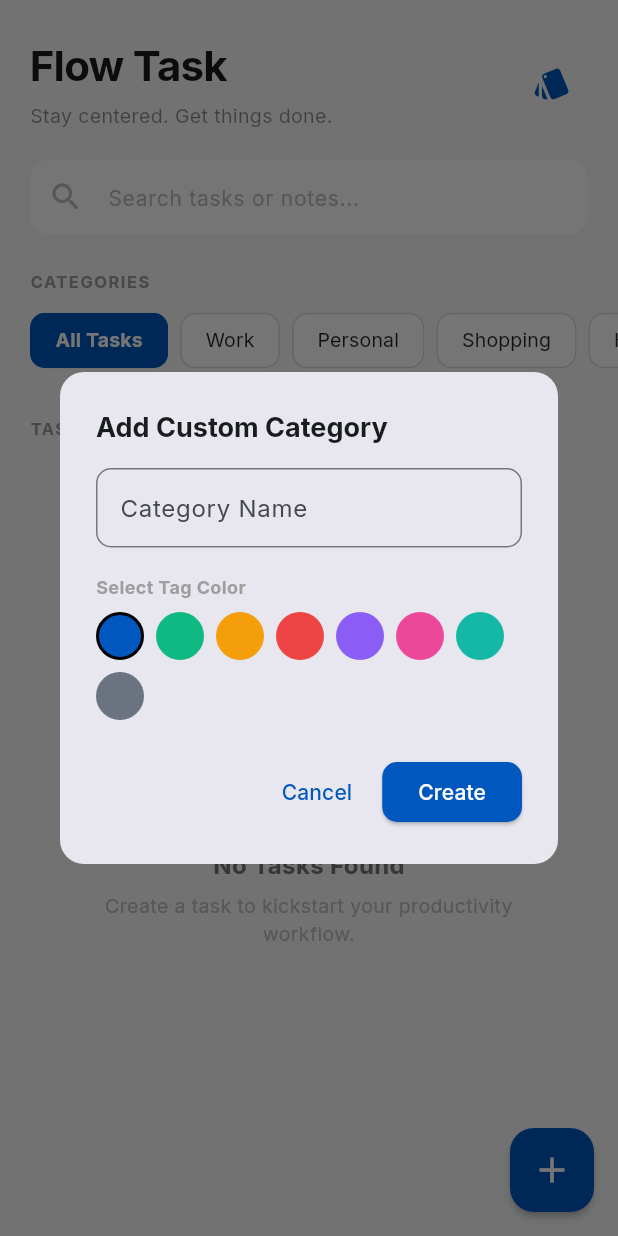
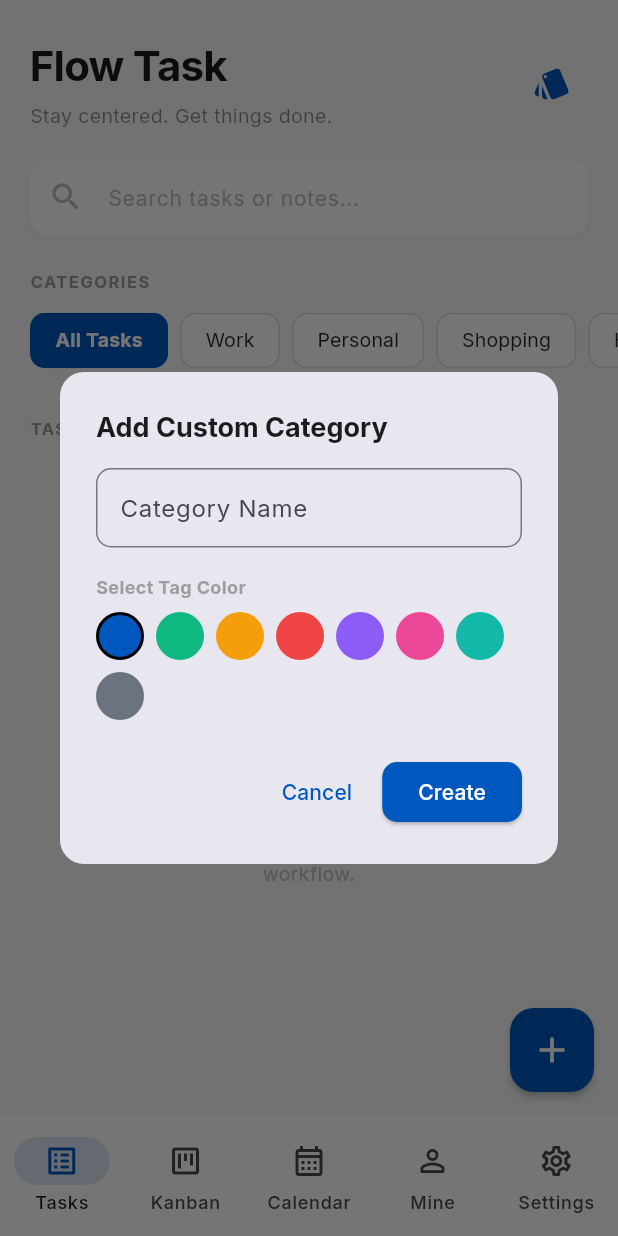
Before and after one commit to Deepan9884/Flow, a Flutter app: the screen it shows after launch, after a tap on the "style" icon, on a phone screen of 412 x 824 dp. Run offline on Flutter 3.47's test engine with Material 3 defaults, Android fonts, the phone set to English and light mode, and no system bars; our stand-ins replace file_picker, flutter_hooks, flutter_local_notifications, freezed_annotation, hooks_riverpod, isar and 4 more; accounts and stored records are empty; generated files the repository leaves out were written again; project files that could hold a hidden picture were left out.

Commit message:
feat: implement main shell and calendar/kanban features
- Added `table_calendar` and `intl` dependencies
- Introduced `MainShell` with bottom navigation
- Implemented Kanban and Calendar screens
- Added dark mode support to global theme
- Extended `TaskProvider` with status update logic

```diff
--- a/lib/app.dart
+++ b/lib/app.dart
@@ -1,33 +1,38 @@
 import 'package:flutter/material.dart';
 import 'package:hooks_riverpod/hooks_riverpod.dart';
-import 'features/tasks/screens/home_screen.dart';
+import 'main_shell.dart';
+import 'core/theme/theme_provider.dart';
 
 class FlowApp extends ConsumerWidget {
   const FlowApp({super.key});
 
   @override
   Widget build(BuildContext context, WidgetRef ref) {
+    final theme = ref.watch(themeProvider);
+    final isDark = theme.isDark;
+
     // Phase 1 Custom Material 3 theme build using design system specifications
     // Background: #F8F9FA, Primary Accent: #0058BE, Typography: Inter
     final themeData = ThemeData(
       useMaterial3: true,
       colorScheme: ColorScheme.fromSeed(
         seedColor: const Color(0xFF0058BE),
-        background: const Color(0xFFF8F9FA),
-        surface: const Color(0xFFFFFFFF),
-        onBackground: const Color(0xFF191C1D),
-        onSurface: const Color(0xFF191C1D),
+        brightness: isDark ? Brightness.dark : Brightness.light,
+        background: isDark ? const Color(0xFF121212) : const Color(0xFFF8F9FA),
+        surface: isDark ? const Color(0xFF1E1E1E) : const Color(0xFFFFFFFF),
+        onBackground: isDark ? Colors.white : const Color(0xFF191C1D),
+        onSurface: isDark ? Colors.white : const Color(0xFF191C1D),
         primary: const Color(0xFF0058BE),
       ),
       fontFamily: 'Inter',
-      scaffoldBackgroundColor: const Color(0xFFF8F9FA),
+      scaffoldBackgroundColor: isDark ? const Color(0xFF121212) : const Color(0xFFF8F9FA),
     );
 
     return MaterialApp(
       title: 'Flow',
       theme: themeData,
       debugShowCheckedModeBanner: false,
-      home: const HomeScreen(),
+      home: const MainShell(),
     );
   }
 }
--- /dev/null
+++ b/lib/core/theme/theme_provider.dart
@@ -0,0 +1,32 @@
+import 'package:flutter/material.dart';
+import 'package:hooks_riverpod/hooks_riverpod.dart';
+import 'package:isar/isar.dart';
+import 'theme_config.dart';
+import '../db/app_database.dart';
+
+final themeProvider = StateNotifierProvider<ThemeNotifier, ThemeConfig>((ref) {
+  return ThemeNotifier();
+});
+
+class ThemeNotifier extends StateNotifier<ThemeConfig> {
+  ThemeNotifier() : super(ThemeConfig.flowDefault) {
+    _loadTheme();
+  }
+
+  final Isar _isar = AppDatabase.instance;
+
+  Future<void> _loadTheme() async {
+    final theme = await _isar.themeConfigs.where().findFirst();
+    if (theme != null) {
+      state = theme;
+    }
+  }
+
+  Future<void> toggleDarkMode(bool isDark) async {
+    final newTheme = state.copyWith(isDark: isDark);
+    await _isar.writeTxn(() async {
+      await _isar.themeConfigs.put(newTheme);
+    });
+    state = newTheme;
+  }
+}
--- /dev/null
+++ b/lib/features/calendar/screens/calendar_screen.dart
@@ -0,0 +1,151 @@
+import 'package:flutter/material.dart';
+import 'package:hooks_riverpod/hooks_riverpod.dart';
+import 'package:table_calendar/table_calendar.dart';
+import 'package:intl/intl.dart';
+import '../../tasks/providers/task_provider.dart';
+import '../../tasks/models/task.dart';
+import '../../../widgets/task_banner_card.dart';
+
+class CalendarScreen extends ConsumerStatefulWidget {
+  const CalendarScreen({super.key});
+
+  @override
+  ConsumerState<CalendarScreen> createState() => _CalendarScreenState();
+}
+
+class _CalendarScreenState extends ConsumerState<CalendarScreen> {
+  DateTime _focusedDay = DateTime.now();
+  DateTime? _selectedDay;
+
+  @override
+  void initState() {
+    super.initState();
+    _selectedDay = _focusedDay;
+  }
+
+  List<Task> _getTasksForDay(DateTime day, List<Task> tasks) {
+    return tasks.where((t) {
+      if (t.dueDate == null) return false;
+      return t.dueDate!.year == day.year &&
+             t.dueDate!.month == day.month &&
+             t.dueDate!.day == day.day;
+    }).toList();
+  }
+
+  @override
+  Widget build(BuildContext context) {
+    final tasks = ref.watch(taskListProvider);
+    final selectedTasks = _getTasksForDay(_selectedDay ?? _focusedDay, tasks);
+
+    return Scaffold(
+      backgroundColor: const Color(0xFFF8F9FA),
+      appBar: AppBar(
+        title: const Text(
+          'Calendar',
+          style: TextStyle(
+            fontFamily: 'Inter',
+            fontWeight: FontWeight.bold,
+            color: Color(0xFF191C1D),
+          ),
+        ),
+        backgroundColor: Colors.transparent,
+        elevation: 0,
+      ),
+      body: Column(
+        children: [
+          Container(
+            margin: const EdgeInsets.symmetric(horizontal: 16),
+            decoration: BoxDecoration(
+              color: Colors.white,
+              borderRadius: BorderRadius.circular(16),
+              boxShadow: const [
+                BoxShadow(
+                  color: Color(0x06000000),
+                  blurRadius: 10,
+                  offset: Offset(0, 2),
+                ),
+              ],
+            ),
+            child: TableCalendar<Task>(
+              firstDay: DateTime.utc(2020, 10, 16),
+              lastDay: DateTime.utc(2030, 3, 14),
+              focusedDay: _focusedDay,
+              selectedDayPredicate: (day) => isSameDay(_selectedDay, day),
+              onDaySelected: (selectedDay, focusedDay) {
+                if (!isSameDay(_selectedDay, selectedDay)) {
+                  setState(() {
+                    _selectedDay = selectedDay;
+                    _focusedDay = focusedDay;
+                  });
+                }
+              },
+              eventLoader: (day) => _getTasksForDay(day, tasks),
+              headerStyle: const HeaderStyle(
+                formatButtonVisible: false,
+                titleCentered: true,
+                titleTextStyle: TextStyle(
+                  fontFamily: 'Inter',
+                  fontSize: 16,
+                  fontWeight: FontWeight.bold,
+                ),
+              ),
+              calendarStyle: CalendarStyle(
+                todayDecoration: BoxDecoration(
+                  color: const Color(0xFF0058BE).withOpacity(0.3),
+                  shape: BoxShape.circle,
+                ),
+                selectedDecoration: const BoxDecoration(
+                  color: Color(0xFF0058BE),
+                  shape: BoxShape.circle,
+                ),
+                markerDecoration: const BoxDecoration(
+                  color: Color(0xFFFF5722),
+                  shape: BoxShape.circle,
+                ),
+              ),
+            ),
+          ),
+          const SizedBox(height: 20),
+          Padding(
+            padding: const EdgeInsets.symmetric(horizontal: 20),
+            child: Align(
+              alignment: Alignment.centerLeft,
+              child: Text(
+                'Tasks for ${DateFormat('MMM d, yyyy').format(_selectedDay ?? _focusedDay)}',
+                style: const TextStyle(
+                  fontFamily: 'Inter',
+                  fontSize: 18,
+                  fontWeight: FontWeight.bold,
+                  color: Color(0xFF191C1D),
+                ),
+              ),
+            ),
+          ),
+          const SizedBox(height: 12),
+          Expanded(
+            child: selectedTasks.isEmpty
+                ? const Center(
+                    child: Text(
+                      'No tasks for this day.',
+                      style: TextStyle(fontFamily: 'Inter', color: Colors.grey),
+                    ),
+                  )
+                : ListView.separated(
+                    padding: const EdgeInsets.symmetric(horizontal: 16, vertical: 8),
+                    itemCount: selectedTasks.length,
+                    separatorBuilder: (context, index) => const SizedBox(height: 12),
+                    itemBuilder: (context, index) {
+                      final task = selectedTasks[index];
+                      return TaskBannerCard(
+                        task: task,
+                        onToggle: () => ref.read(taskListProvider.notifier).toggleTask(task.uuid),
+                        onDelete: () => ref.read(taskListProvider.notifier).deleteTask(task.uuid),
+                      );
+                    },
+                  ),
+          ),
+        ],
+      ),
+    );
+  }
+}
--- /dev/null
+++ b/lib/features/profile/screens/profile_screen.dart
@@ -0,0 +1,98 @@
+import 'package:flutter/material.dart';
+import 'package:hooks_riverpod/hooks_riverpod.dart';
+import '../../../core/theme/theme_provider.dart';
+
+class ProfileScreen extends ConsumerWidget {
+  const ProfileScreen({super.key});
+
+  @override
+  Widget build(BuildContext context, WidgetRef ref) {
+    final theme = ref.watch(themeProvider);
+    final isDark = theme.isDark;
+
+    return Scaffold(
+      backgroundColor: isDark ? const Color(0xFF121212) : const Color(0xFFF8F9FA),
+      appBar: AppBar(
+        title: Text(
+          'My Profile',
+          style: TextStyle(
+            fontFamily: 'Inter',
+            fontWeight: FontWeight.bold,
+            color: isDark ? Colors.white : const Color(0xFF191C1D),
+          ),
+        ),
+        backgroundColor: Colors.transparent,
+        elevation: 0,
+      ),
+      body: SingleChildScrollView(
+        padding: const EdgeInsets.all(20),
+        child: Column(
+          children: [
+            const CircleAvatar(
+              radius: 50,
+              backgroundColor: Color(0xFF0058BE),
+              child: Icon(Icons.person_rounded, size: 50, color: Colors.white),
+            ),
+            const SizedBox(height: 16),
+            Text(
+              'Flow User',
+              style: TextStyle(
+                fontFamily: 'Inter',
+                fontSize: 24,
+                fontWeight: FontWeight.bold,
+                color: isDark ? Colors.white : const Color(0xFF191C1D),
+              ),
+            ),
+            const SizedBox(height: 32),
+            _buildProfileMenu(Icons.bar_chart_rounded, 'Productivity Stats', isDark, () {}),
+            _buildProfileMenu(Icons.workspace_premium_rounded, 'Go Premium', isDark, () {}),
+            _buildProfileMenu(Icons.cloud_sync_rounded, 'Backup & Sync', isDark, () {}),
+            _buildProfileMenu(Icons.help_outline_rounded, 'Help & Support', isDark, () {}),
+          ],
+        ),
+      ),
+    );
+  }
+
+  Widget _buildProfileMenu(IconData icon, String title, bool isDark, VoidCallback onTap) {
+    return Padding(
+      padding: const EdgeInsets.only(bottom: 16),
+      child: InkWell(
+        onTap: onTap,
+        borderRadius: BorderRadius.circular(16),
+        child: Container(
+          padding: const EdgeInsets.all(16),
+          decoration: BoxDecoration(
+            color: isDark ? const Color(0xFF1E1E1E) : Colors.white,
+            borderRadius: BorderRadius.circular(16),
+            boxShadow: const [
+              BoxShadow(
+                color: Color(0x06000000),
+                blurRadius: 10,
+                offset: Offset(0, 2),
+              ),
+            ],
+          ),
+          child: Row(
+            children: [
+              Icon(icon, color: const Color(0xFF0058BE)),
+              const SizedBox(width: 16),
+              Expanded(
+                child: Text(
+                  title,
+                  style: TextStyle(
+                    fontFamily: 'Inter',
+                    fontSize: 16,
+                    fontWeight: FontWeight.w500,
+                    color: isDark ? Colors.white : const Color(0xFF191C1D),
+                  ),
+                ),
+              ),
+              const Icon(Icons.chevron_right_rounded, color: Colors.grey),
+            ],
+          ),
+        ),
+      ),
+    );
+  }
+}
--- /dev/null
+++ b/lib/features/settings/screens/settings_screen.dart
@@ -0,0 +1,132 @@
+import 'package:flutter/material.dart';
+import 'package:hooks_riverpod/hooks_riverpod.dart';
+import '../../../core/theme/theme_provider.dart';
+
+class SettingsScreen extends ConsumerWidget {
+  const SettingsScreen({super.key});
+
+  @override
+  Widget build(BuildContext context, WidgetRef ref) {
+    final theme = ref.watch(themeProvider);
+
+    return Scaffold(
+      backgroundColor: theme.isDark ? const Color(0xFF121212) : const Color(0xFFF8F9FA),
+      appBar: AppBar(
+        title: Text(
+          'Settings',
+          style: TextStyle(
+            fontFamily: 'Inter',
+            fontWeight: FontWeight.bold,
+            color: theme.isDark ? Colors.white : const Color(0xFF191C1D),
+          ),
+        ),
+        backgroundColor: Colors.transparent,
+        elevation: 0,
+      ),
+      body: ListView(
+        padding: const EdgeInsets.all(20),
+        children: [
+          _buildSettingsSection(
+            'App Preferences',
+            [
+              _buildSettingItem(
+                Icons.dark_mode_outlined,
+                'Dark Mode',
+                theme.isDark,
+                trailing: Switch(
+                  value: theme.isDark,
+                  onChanged: (v) {
+                    ref.read(themeProvider.notifier).toggleDarkMode(v);
+                  },
+                  activeColor: const Color(0xFF0058BE),
+                ),
+              ),
+              _buildSettingItem(
+                Icons.notifications_none_rounded,
+                'Notifications',
+                theme.isDark,
+                trailing: Switch(
+                  value: true,
+                  onChanged: (v) {},
+                  activeColor: const Color(0xFF0058BE),
+                ),
+              ),
+              _buildSettingItem(
+                Icons.language_rounded,
+                'Language',
+                theme.isDark,
+                trailing: const Text(
+                  'English',
+                  style: TextStyle(fontFamily: 'Inter', color: Colors.grey),
+                ),
+              ),
+            ],
+            theme.isDark,
+          ),
+          const SizedBox(height: 24),
+          _buildSettingsSection(
+            'About',
+            [
+              _buildSettingItem(Icons.info_outline_rounded, 'Version', theme.isDark, trailing: const Text('1.0.0', style: TextStyle(fontFamily: 'Inter', color: Colors.grey))),
+              _buildSettingItem(Icons.description_outlined, 'Terms of Service', theme.isDark),
+              _buildSettingItem(Icons.privacy_tip_outlined, 'Privacy Policy', theme.isDark),
+            ],
+            theme.isDark,
+          ),
+        ],
+      ),
+    );
+  }
+
+  Widget _buildSettingsSection(String title, List<Widget> children, bool isDark) {
+    return Column(
+      crossAxisAlignment: CrossAxisAlignment.start,
+      children: [
+        Padding(
+          padding: const EdgeInsets.only(left: 8, bottom: 8),
+          child: Text(
+            title,
+            style: TextStyle(
+              fontFamily: 'Inter',
+              fontSize: 14,
+              fontWeight: FontWeight.bold,
+              color: isDark ? Colors.grey[400] : Colors.grey,
+            ),
+          ),
+        ),
+        Container(
+          decoration: BoxDecoration(
+            color: isDark ? const Color(0xFF1E1E1E) : Colors.white,
+            borderRadius: BorderRadius.circular(16),
+            boxShadow: const [
+              BoxShadow(
+                color: Color(0x06000000),
+                blurRadius: 10,
+                offset: Offset(0, 2),
+              ),
+            ],
+          ),
+          child: Column(
+            children: children,
+          ),
+        ),
+      ],
+    );
+  }
+
+  Widget _buildSettingItem(IconData icon, String title, bool isDark, {Widget? trailing}) {
+    return ListTile(
+      leading: Icon(icon, color: isDark ? Colors.white70 : const Color(0xFF191C1D)),
+      title: Text(
+        title,
+        style: TextStyle(
+          fontFamily: 'Inter',
+          fontSize: 16,
+          color: isDark ? Colors.white : const Color(0xFF191C1D),
+        ),
+      ),
+      trailing: trailing ?? const Icon(Icons.chevron_right_rounded, color: Colors.grey),
+      onTap: trailing is Switch ? null : () {},
+    );
+  }
+}
--- a/lib/features/tasks/providers/task_provider.dart
+++ b/lib/features/tasks/providers/task_provider.dart
@@ -148,6 +148,21 @@
     _loadTasks();
   }
 
+  Future<void> updateTaskStatusAndPriority(String taskId, bool isCompleted, int priority) async {
+    final taskIndex = state.indexWhere((t) => t.uuid == taskId);
+    if (taskIndex == -1) return;
+    final task = state[taskIndex];
+    final updatedTask = task.copyWith(
+      isCompleted: isCompleted,
+      priority: priority,
+      updatedAt: DateTime.now(),
+    );
+    await _isar.writeTxn(() async {
+      await _isar.tasks.put(updatedTask);
+    });
+    _loadTasks();
+  }
+
   Future<void> updateTaskWallpaper(String taskId, String path) async {
     final taskIndex = state.indexWhere((t) => t.uuid == taskId);
     if (taskIndex == -1) return;
--- /dev/null
+++ b/lib/features/tasks/screens/kanban_screen.dart
@@ -0,0 +1,158 @@
+import 'package:flutter/material.dart';
+import 'package:hooks_riverpod/hooks_riverpod.dart';
+import '../providers/task_provider.dart';
+import '../models/task.dart';
+import '../../../widgets/task_banner_card.dart';
+
+enum KanbanColumn { todo, important, done }
+
+class KanbanScreen extends ConsumerWidget {
+  const KanbanScreen({super.key});
+
+  @override
+  Widget build(BuildContext context, WidgetRef ref) {
+    final tasks = ref.watch(taskListProvider);
+
+    final todoTasks = tasks.where((t) => !t.isCompleted && t.priority == 0).toList();
+    final importantTasks = tasks.where((t) => !t.isCompleted && t.priority > 0).toList();
+    final doneTasks = tasks.where((t) => t.isCompleted).toList();
+
+    return Scaffold(
+      backgroundColor: const Color(0xFFF8F9FA),
+      appBar: AppBar(
+        title: const Text(
+          'Kanban Board',
+          style: TextStyle(
+            fontFamily: 'Inter',
+            fontWeight: FontWeight.bold,
+            color: Color(0xFF191C1D),
+          ),
+        ),
+        backgroundColor: Colors.transparent,
+        elevation: 0,
+      ),
+      body: SingleChildScrollView(
+        scrollDirection: Axis.horizontal,
+        padding: const EdgeInsets.symmetric(horizontal: 16, vertical: 16),
+        child: Row(
+          crossAxisAlignment: CrossAxisAlignment.start,
+          children: [
+            _buildDragTargetColumn(context, ref, 'To Do', KanbanColumn.todo, todoTasks),
+            const SizedBox(width: 16),
+            _buildDragTargetColumn(context, ref, 'Important', KanbanColumn.important, importantTasks),
+            const SizedBox(width: 16),
+            _buildDragTargetColumn(context, ref, 'Done', KanbanColumn.done, doneTasks),
+          ],
+        ),
+      ),
+    );
+  }
+
+  Widget _buildDragTargetColumn(BuildContext context, WidgetRef ref, String title, KanbanColumn columnType, List<Task> tasks) {
+    return DragTarget<Task>(
+      onAcceptWithDetails: (details) {
+        final task = details.data;
+        bool isCompleted = task.isCompleted;
+        int priority = task.priority;
+
+        if (columnType == KanbanColumn.todo) {
+          isCompleted = false;
+          priority = 0;
+        } else if (columnType == KanbanColumn.important) {
+          isCompleted = false;
+          priority = 1;
+        } else if (columnType == KanbanColumn.done) {
+          isCompleted = true;
+        }
+
+        ref.read(taskListProvider.notifier).updateTaskStatusAndPriority(task.uuid, isCompleted, priority);
+      },
+      builder: (context, candidateData, rejectedData) {
+        return Container(
+          width: 280,
+          decoration: BoxDecoration(
+            color: candidateData.isNotEmpty ? const Color(0xFF0058BE).withOpacity(0.1) : const Color(0xFFF0F2F5),
+            borderRadius: BorderRadius.circular(16),
+            border: candidateData.isNotEmpty ? Border.all(color: const Color(0xFF0058BE), width: 2) : null,
+          ),
+          padding: const EdgeInsets.all(16),
+          child: Column(
+            crossAxisAlignment: CrossAxisAlignment.start,
+            children: [
+              Row(
+                mainAxisAlignment: MainAxisAlignment.spaceBetween,
+                children: [
+                  Text(
+                    title,
+                    style: const TextStyle(
+                      fontFamily: 'Inter',
+                      fontSize: 16,
+                      fontWeight: FontWeight.bold,
+                      color: Color(0xFF191C1D),
+                    ),
+                  ),
+                  Container(
+                    padding: const EdgeInsets.symmetric(horizontal: 8, vertical: 4),
+                    decoration: BoxDecoration(
+                      color: Colors.white,
+                      borderRadius: BorderRadius.circular(12),
+                    ),
+                    child: Text(
+                      '${tasks.length}',
+                      style: const TextStyle(
+                        fontFamily: 'Inter',
+                        fontSize: 12,
+                        fontWeight: FontWeight.bold,
+                        color: Color(0xFF191C1D),
+                      ),
+                    ),
+                  ),
+                ],
+              ),
+              const SizedBox(height: 16),
+              Expanded(
+                child: ListView.separated(
+                  itemCount: tasks.length,
+                  separatorBuilder: (context, index) => const SizedBox(height: 12),
+                  itemBuilder: (context, index) {
+                    final task = tasks[index];
+                    return LongPressDraggable<Task>(
+                      data: task,
+                      feedback: Material(
+                        color: Colors.transparent,
+                        child: Opacity(
+                          opacity: 0.8,
+                          child: SizedBox(
+                            width: 248,
+                            child: TaskBannerCard(
+                              task: task,
+                              onToggle: () {},
+                              onDelete: () {},
+                            ),
+                          ),
+                        ),
+                      ),
+                      childWhenDragging: Opacity(
+                        opacity: 0.3,
+                        child: TaskBannerCard(
+                          task: task,
+                          onToggle: () {},
+                          onDelete: () {},
+                        ),
+                      ),
+                      child: TaskBannerCard(
+                        task: task,
+                        onToggle: () => ref.read(taskListProvider.notifier).toggleTask(task.uuid),
+                        onDelete: () => ref.read(taskListProvider.notifier).deleteTask(task.uuid),
+                      ),
+                    );
+                  },
+                ),
+              ),
+            ],
+          ),
+        );
+      },
+    );
+  }
+}
--- /dev/null
+++ b/lib/main_shell.dart
@@ -0,0 +1,70 @@
+import 'package:flutter/material.dart';
+import 'package:flutter_hooks/flutter_hooks.dart';
+import 'package:hooks_riverpod/hooks_riverpod.dart';
+import 'core/theme/theme_provider.dart';
+import 'features/tasks/screens/home_screen.dart';
+import 'features/tasks/screens/kanban_screen.dart';
+import 'features/calendar/screens/calendar_screen.dart';
+import 'features/profile/screens/profile_screen.dart';
+import 'features/settings/screens/settings_screen.dart';
+
+class MainShell extends HookConsumerWidget {
+  const MainShell({super.key});
+
+  @override
+  Widget build(BuildContext context, WidgetRef ref) {
+    final currentIndex = useState(0);
+    final theme = ref.watch(themeProvider);
+    final isDark = theme.isDark;
+
+    final screens = const [
+      HomeScreen(),
+      KanbanScreen(),
+      CalendarScreen(),
+      ProfileScreen(),
+      SettingsScreen(),
+    ];
+
+    return Scaffold(
+      body: IndexedStack(
+        index: currentIndex.value,
+        children: screens,
+      ),
+      bottomNavigationBar: NavigationBar(
+        selectedIndex: currentIndex.value,
+        onDestinationSelected: (index) => currentIndex.value = index,
+        backgroundColor: isDark ? const Color(0xFF1E1E1E) : Colors.white,
+        elevation: 10,
+        shadowColor: Colors.black12,
+        indicatorColor: const Color(0xFF0058BE).withOpacity(0.15),
+        destinations: [
+          NavigationDestination(
+            icon: Icon(Icons.list_alt_rounded, color: isDark ? Colors.white70 : null),
+            selectedIcon: const Icon(Icons.list_alt_rounded, color: Color(0xFF0058BE)),
+            label: 'Tasks',
+          ),
+          NavigationDestination(
+            icon: Icon(Icons.view_kanban_outlined, color: isDark ? Colors.white70 : null),
+            selectedIcon: const Icon(Icons.view_kanban_rounded, color: Color(0xFF0058BE)),
+            label: 'Kanban',
+          ),
+          NavigationDestination(
+            icon: Icon(Icons.calendar_month_outlined, color: isDark ? Colors.white70 : null),
+            selectedIcon: const Icon(Icons.calendar_month_rounded, color: Color(0xFF0058BE)),
+            label: 'Calendar',
+          ),
+          NavigationDestination(
+            icon: Icon(Icons.person_outline_rounded, color: isDark ? Colors.white70 : null),
+            selectedIcon: const Icon(Icons.person_rounded, color: Color(0xFF0058BE)),
+            label: 'Mine',
+          ),
+          NavigationDestination(
+            icon: Icon(Icons.settings_outlined, color: isDark ? Colors.white70 : null),
+            selectedIcon: const Icon(Icons.settings_rounded, color: Color(0xFF0058BE)),
+            label: 'Settings',
+          ),
+        ],
+      ),
+    );
+  }
+}
```
Also changed, not shown: fix_summary.txt (deleted, +0 -14 lines), pubspec.yaml (+11 -0 lines).
